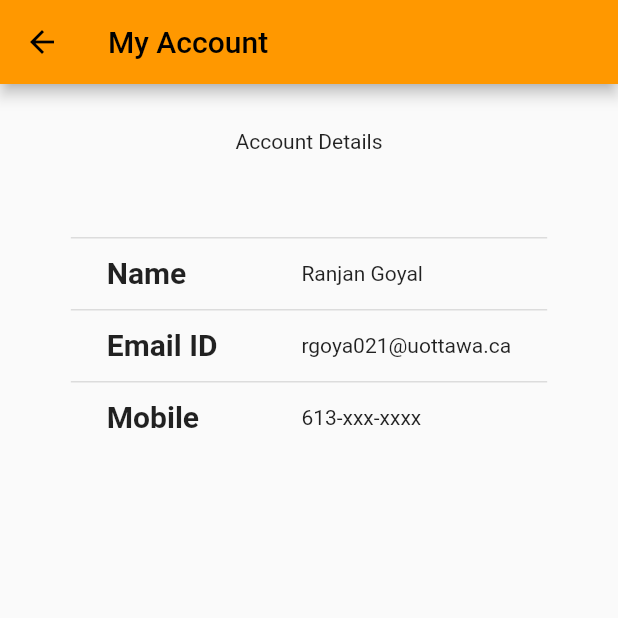
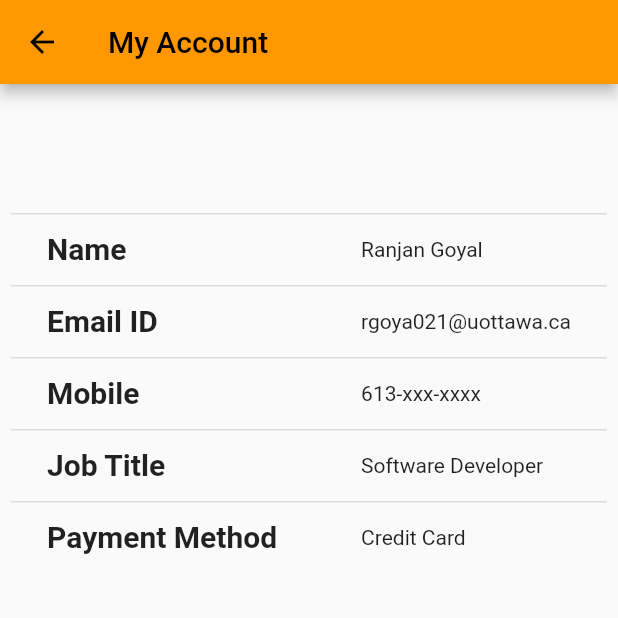
Before and after one commit to ranjan98/CSI5112ProjectG12, a Flutter app: the MyAccount screen opened by its route, on a phone screen of 412 x 824 dp, the top half of it. Run offline on Flutter 3.47's test engine with Material 2 defaults, Android fonts, the phone set to English and light mode, and no system bars; our stand-ins replace carousel_slider.

Commit message:
Added Job Title and Payment Method Fields

```diff
--- a/frontend/lib/screens/authentication/myaccount.dart
+++ b/frontend/lib/screens/authentication/myaccount.dart
@@ -15,7 +15,6 @@ class MyAccount extends StatelessWidget {
           child: Column(
             children: <Widget>[
               const SizedBox(height: 30),
-              const Text('Account Details'),
               DataTable(
                 columns: [
                   DataColumn(
@@ -51,6 +50,22 @@ class MyAccount extends StatelessWidget {
                     ),
                     DataCell(Text('613-xxx-xxxx')),
                   ]),
+                  DataRow(cells: [
+                    DataCell(
+                      Text("Job Title",
+                          style: TextStyle(
+                              fontSize: 20, fontWeight: FontWeight.bold)),
+                    ),
+                    DataCell(Text('Software Developer')),
+                  ]),
+                  DataRow(cells: [
+                    DataCell(
+                      Text("Payment Method",
+                          style: TextStyle(
+                              fontSize: 20, fontWeight: FontWeight.bold)),
+                    ),
+                    DataCell(Text('Credit Card')),
+                  ]),
                 ],
               ),
             ],
```
